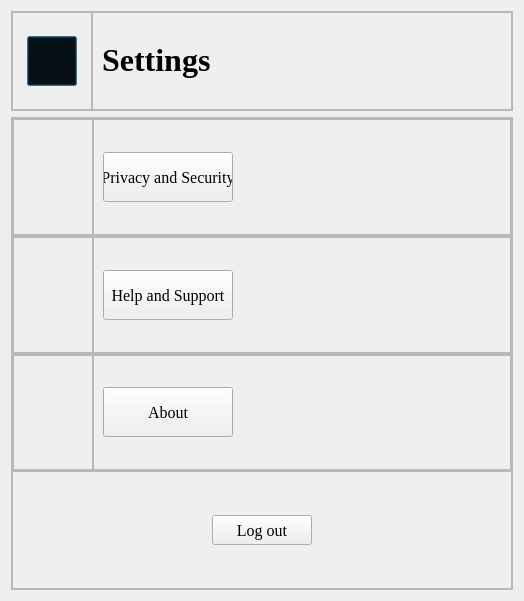
Before: the Qt Designer form settings.ui in aavashlamichhane/LibMan, drawn with Qt 5.
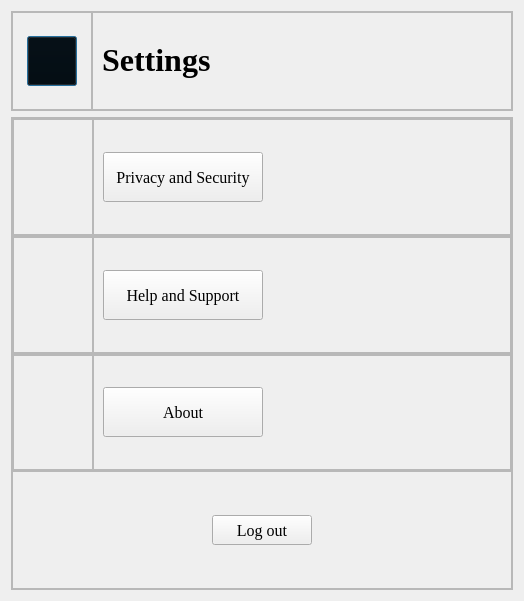
After: the same form once the commit is applied. Icons and pictures are not drawn.

The edit to the form file:
```diff
--- a/settings.ui
+++ b/settings.ui
@@ -237,7 +237,7 @@
              <widget class="QPushButton" name="pushButton_privacy">
               <property name="maximumSize">
                <size>
-                <width>130</width>
+                <width>160</width>
                 <height>50</height>
                </size>
               </property>
@@ -345,7 +345,7 @@
              <widget class="QPushButton" name="pushButton_help">
               <property name="maximumSize">
                <size>
-                <width>130</width>
+                <width>160</width>
                 <height>50</height>
                </size>
               </property>
@@ -453,7 +453,7 @@
              <widget class="QPushButton" name="pushButton_about">
               <property name="maximumSize">
                <size>
-                <width>130</width>
+                <width>160</width>
                 <height>50</height>
                </size>
               </property>
```
